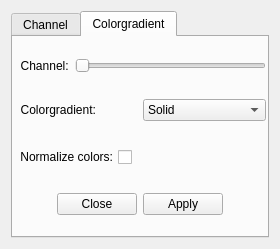
Above: src/tools/viewer/ui/LVRSpectralSettings.ui from uos/lvr2 before the change. Below: the same form after it.
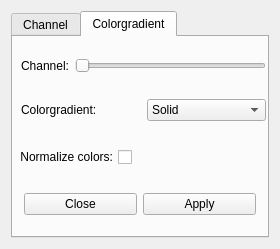
That is the form after the change. The open tabs and pages were chosen to show the change.

Patch:
```diff
--- a/src/tools/viewer/ui/LVRSpectralSettings.ui
+++ b/src/tools/viewer/ui/LVRSpectralSettings.ui
@@ -146,10 +146,13 @@
        </property>
        <item>
         <layout class="QHBoxLayout" name="horizontalLayout">
+         <property name="leftMargin">
+          <number>7</number>
+         </property>
          <item>
           <widget class="QLabel" name="label_cg_channel">
            <property name="text">
-            <string>  Channel:</string>
+            <string>Channel:</string>
            </property>
           </widget>
          </item>
@@ -164,10 +167,13 @@
        </item>
        <item>
         <layout class="QHBoxLayout" name="horizontalLayout_2">
+         <property name="leftMargin">
+          <number>7</number>
+         </property>
          <item>
           <widget class="QLabel" name="label_cg_cg">
            <property name="text">
-            <string>  Colorgradient:</string>
+            <string>Colorgradient:</string>
            </property>
           </widget>
          </item>
@@ -226,20 +232,28 @@
         </widget>
        </item>
        <item>
-        <widget class="QDialogButtonBox" name="buttonBox_colorgradient_close">
-         <property name="enabled">
-          <bool>true</bool>
+        <layout class="QHBoxLayout" name="horizontalLayout_6">
+         <property name="leftMargin">
+          <number>10</number>
          </property>
-         <property name="orientation">
-          <enum>Qt::Horizontal</enum>
+         <property name="rightMargin">
+          <number>10</number>
          </property>
-         <property name="standardButtons">
-          <set>QDialogButtonBox::Apply|QDialogButtonBox::Close</set>
-         </property>
-         <property name="centerButtons">
-          <bool>true</bool>
-         </property>
-        </widget>
+         <item>
+          <widget class="QPushButton" name="pushButton_cg_close">
+           <property name="text">
+            <string>Close</string>
+           </property>
+          </widget>
+         </item>
+         <item>
+          <widget class="QPushButton" name="pushButton_cg_apply">
+           <property name="text">
+            <string>Apply</string>
+           </property>
+          </widget>
+         </item>
+        </layout>
        </item>
       </layout>
      </widget>
```
Left out of the diff: 37 changed lines with no effect on the pictures. Lines whose indentation alone changed are shown as unchanged.
